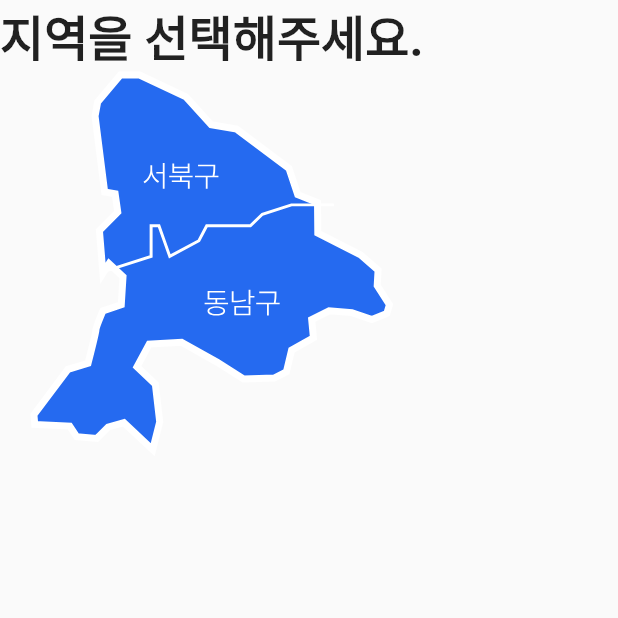
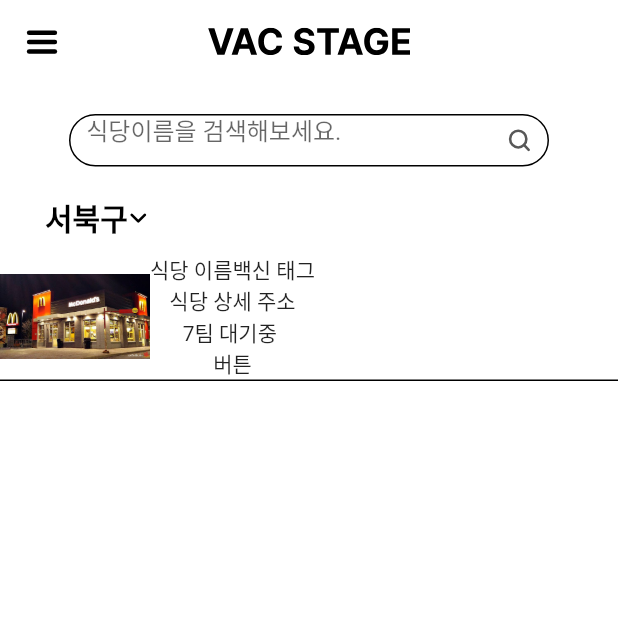
Before and after one commit to qhahd78/VacStage_Native, a Flutter app: the screen it shows after launch, after a tap on "로그인", on a phone screen of 412 x 824 dp, the top half of it. Run offline on Flutter 3.47's test engine with Material 2 defaults, Android fonts, the phone set to English and light mode, and no system bars; our stand-ins replace flutter_svg; Roboto replaces fonts that are missing (Pretendard).

Commit message:
[Feat]::HomePage

```diff
--- /dev/null
+++ b/vacstage_flutter/lib/common/card.dart
@@ -0,0 +1,44 @@
+import 'package:flutter/material.dart';
+
+class ResCard extends StatelessWidget {
+
+  @override
+  Widget build(BuildContext context) {
+    return Container(
+      decoration: BoxDecoration(
+        border: Border(bottom: BorderSide(width: 1.0, color: Colors.black))
+      ),
+      child: Row(
+        children: [
+          Container(
+            child: Image(image: AssetImage('assets/images/Test.jpg'), width: 100,
+            ),
+          ),
+          Container(
+            child: Column(
+              children: [
+                Container(
+                  child: Row(
+                    children: [
+                      Text('식당 이름'),
+                      Text('백신 태그')
+                    ],
+                  ),
+                ),
+                Container(
+                  child: Text("식당 상세 주소"),
+                ),
+                Container(
+                  child: Text("7팀 대기중 "),
+                ),
+                Container(
+                  child: Text("버튼"),
+                )
+              ],
+            )
+          )
+        ],
+      ),
+    );
+  }
+}
--- /dev/null
+++ b/vacstage_flutter/lib/common/dropDown..dart
@@ -0,0 +1,40 @@
+import 'package:flutter/material.dart';
+import 'package:flutter_svg/flutter_svg.dart';
+
+class DropDown extends StatefulWidget {
+  @override
+  _DropDownState createState() => _DropDownState();
+}
+
+class _DropDownState extends State<DropDown> {
+  final _values = ['서북구', '동남구'];
+  var _selectedValue = '서북구';
+  @override
+  Widget build(BuildContext context) {
+    return Container(
+      margin: EdgeInsets.only(top: 10, left: 30),
+      child: DropdownButtonHideUnderline(
+        child: DropdownButton(
+        // style: TextStyle(fontWeight: FontWeight.w700),
+          value: _selectedValue,
+          items: _values.map(
+            (value) {
+              return DropdownMenuItem(
+                value: value,
+                child: Text(value),
+              );
+            },
+          ).toList(),
+          onChanged: (value) {
+            setState(() {
+              _selectedValue = value;
+            });
+          },
+          style:TextStyle(color:Colors.black, fontSize: 20, fontWeight: FontWeight.w700),
+          icon:
+            SvgPicture.asset('assets/images/ArrowDown.svg'),
+        ),
+      )
+    );
+  }
+}
--- a/vacstage_flutter/lib/common/input.dart
+++ b/vacstage_flutter/lib/common/input.dart
@@ -26,7 +26,7 @@ class _InputState extends State<Input> {
   Widget build(BuildContext context) {
     return Container(
         // input 감싸는 box
-        width: 300,
+        width: 320,
         height: 45,
         margin: EdgeInsets.all(10.0),
         padding: EdgeInsets.only(left: 10.0),
--- /dev/null
+++ b/vacstage_flutter/lib/common/searchBar.dart
@@ -0,0 +1,47 @@
+import 'package:flutter/material.dart';
+import 'package:flutter_svg/flutter_svg.dart';
+
+class SearchBar extends StatefulWidget {
+  @override
+  _SearchBarState createState() => _SearchBarState();
+}
+
+class _SearchBarState extends State<SearchBar> {
+  @override
+  Widget build(BuildContext context) {
+    return Container(
+      width: 320,
+      height: 35,
+      margin: EdgeInsets.only(top: 20.0),
+      decoration: BoxDecoration(
+        border: Border.all(
+          width: 1,
+          color: Colors.black,
+        ),
+        borderRadius: BorderRadius.circular(40.0),
+      ),
+      child: Row(
+        // 세로 가운데 정렬
+        mainAxisAlignment: MainAxisAlignment.center,
+        crossAxisAlignment: CrossAxisAlignment.center,
+        children: [
+          Container(
+            width: 280,
+            child: TextField(
+              style: TextStyle(
+                fontSize: 16.0,
+              ),
+              decoration: InputDecoration(
+                hintText: '식당이름을 검색해보세요.',
+                border: InputBorder.none,
+              ),
+            )
+          ),
+          Container(
+            child: SvgPicture.asset('assets/images/Search.svg'),
+          )
+        ],
+      )
+    );
+  }
+}
--- /dev/null
+++ b/vacstage_flutter/lib/homePage.dart
@@ -0,0 +1,11 @@
+import 'package:flutter/material.dart';
+import './layouts/home.dart';
+
+class HomePage extends StatelessWidget {
+  @override
+  Widget build(BuildContext context) {
+    return Container(
+      child: Home(),
+    );
+  }
+}
--- /dev/null
+++ b/vacstage_flutter/lib/layouts/home.dart
@@ -0,0 +1,38 @@
+import 'package:flutter/material.dart';
+import 'package:flutter_svg/flutter_svg.dart';
+import '../common/dropDown..dart';
+import '../common/searchBar.dart';
+import '../common/card.dart';
+
+class Home extends StatelessWidget {
+  @override
+  Widget build(BuildContext context) {
+    return Scaffold(
+        backgroundColor: Colors.white,
+        appBar: AppBar(
+          title: SvgPicture.asset('assets/images/HomeLogo.svg'),
+          centerTitle: true,
+          leading: SvgPicture.asset(
+            'assets/images/List.svg',
+            width: 10,
+            height: 10,
+            fit: BoxFit.scaleDown,
+          ),
+          backgroundColor: Colors.white,
+          elevation: 0.0,
+        ),
+        body: SafeArea(
+            child: Center(
+          child: Column(
+            children: [
+              SearchBar(),
+              Container(
+                alignment: Alignment(-1.0, 1.0),
+                child: DropDown(),
+              ),
+              ResCard(),
+            ],
+          ),
+        )));
+  }
+}
--- a/vacstage_flutter/lib/layouts/login.dart
+++ b/vacstage_flutter/lib/layouts/login.dart
@@ -27,7 +27,7 @@ class Login extends StatelessWidget {
                 )
               ),
               Container(
-                child: Button(text: '로그인', route: '/select'),
+                child: Button(text: '로그인', route: '/home'),
               ),
               Container(
                 margin: EdgeInsets.only(top: 10),
--- a/vacstage_flutter/lib/layouts/select.dart
+++ b/vacstage_flutter/lib/layouts/select.dart
@@ -6,18 +6,40 @@ class Select extends StatelessWidget {
   @override
   Widget build(BuildContext context) {
     return Scaffold(
-      resizeToAvoidBottomInset: false,
       body: SafeArea(
           child: Column(
-            // mainAxisAlignment: MainAxisAlignment.center,
             children: <Widget>[
               Container(
+                padding: EdgeInsets.only(top: 30, left: 30),
                 child: Text("지역을 선택해주세요.",
                   style: TextStyle(fontWeight: FontWeight.w700, fontSize: 32.0)
                 ),
               ),
               Container (
                   child: SvgPicture.asset('assets/images/Select.svg'),
+              ),
+              Container(
+                child: Row(
+                  children: [
+                    Container(
+                      child: Column(
+                        children: [
+                          Text('서북구', style: TextStyle(fontWeight: FontWeight.w700, fontSize: 28.0),),
+                          Text('58%', style: TextStyle(fontWeight: FontWeight.w400, fontSize: 22.0),),
+                        ],
+                      )
+                    ),
+                    Container(
+                      width: 200,
+                      child: Column(
+                        children: [
+                          Text('동남구', style: TextStyle(fontWeight: FontWeight.w700, fontSize: 28.0),),
+                          Text('60%', style: TextStyle(fontWeight: FontWeight.w400, fontSize: 22.0),),
+                        ],
+                      ),
+                    )
+                  ],
+                )
               )
             ],
           )
--- a/vacstage_flutter/lib/main.dart
+++ b/vacstage_flutter/lib/main.dart
@@ -1,4 +1,5 @@
 import 'package:flutter/material.dart';
+import './homePage.dart';
 import './selectPage.dart';
 import './loginPage.dart';
 
@@ -18,6 +19,7 @@ class MyApp extends StatelessWidget {
       routes: {
         '/' : (context) => LoginPage(),
         '/select' : (context) => SelectPage(),
+        '/home' : (context) => HomePage(),
       },
     );
   }
--- a/vacstage_flutter/pubspec.yaml
+++ b/vacstage_flutter/pubspec.yaml
@@ -53,6 +53,10 @@ flutter:
     - assets/images/Id.svg
     - assets/images/Pw.svg
     - assets/images/Select.svg
+    - assets/images/List.svg
+    - assets/images/Search.svg
+    - assets/images/ArrowDown.svg
+    - assets/images/Test.jpg
 
   # An image asset can refer to one or more resolution-specific "variants", see
   # https://flutter.dev/assets-and-images/#resolution-aware.
```
Also changed, not shown: vacstage_flutter/assets/images/ArrowDown.svg (added), vacstage_flutter/assets/images/List.svg (added), vacstage_flutter/assets/images/Search.svg (added), vacstage_flutter/assets/images/Test.jpg (added).
